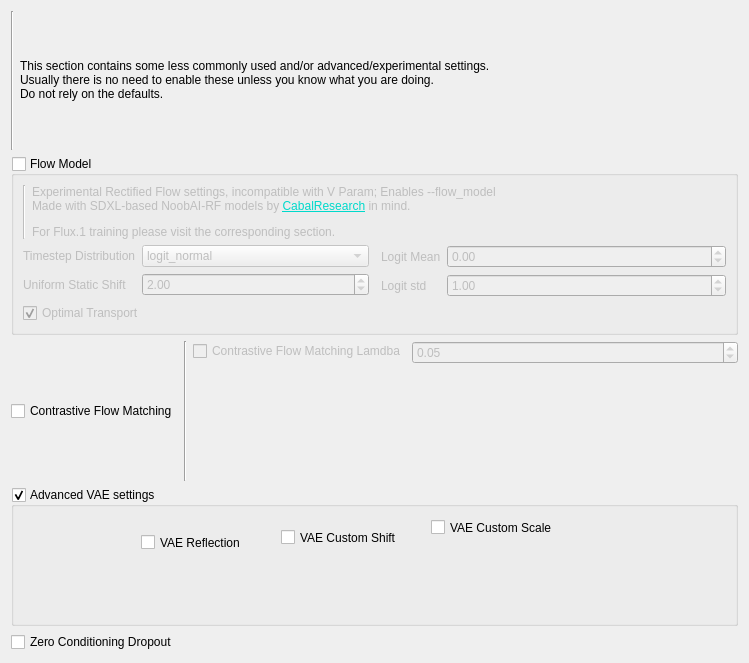
The window that ui_files/ExperimentalArgsUI.ui (67372a/LoRA_Easy_Training_Scripts) describes before a commit, drawn with Qt 5.
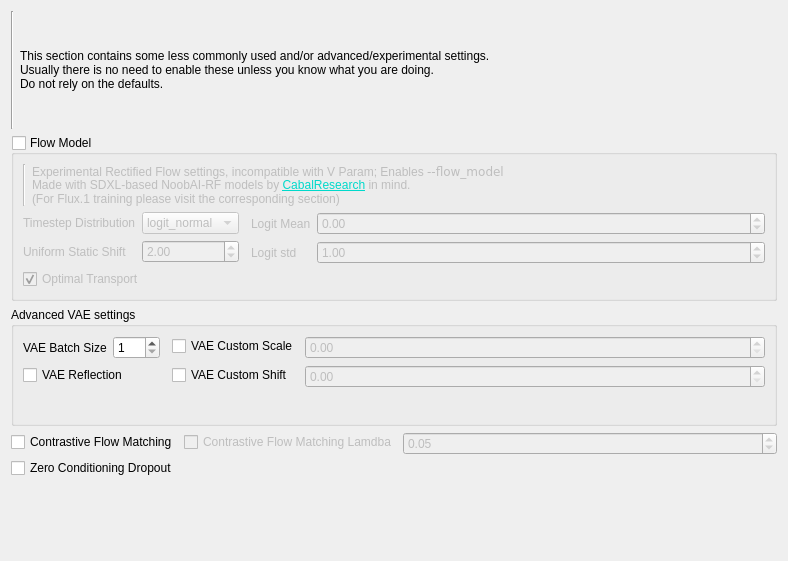
The same window after the commit. Custom widgets are drawn as their Qt base class.

Commit message: refactor(ExperimentalArgsUI): mainly advanced vae settings ui + some tweaks

Patch:
```diff
--- a/ui_files/ExperimentalArgsUI.ui
+++ b/ui_files/ExperimentalArgsUI.ui
@@ -6,8 +6,8 @@
    <rect>
     <x>0</x>
     <y>0</y>
-    <width>749</width>
-    <height>663</height>
+    <width>788</width>
+    <height>561</height>
    </rect>
   </property>
   <property name="windowTitle">
@@ -68,7 +68,7 @@
         <item>
          <widget class="QLabel" name="flow_notice_label">
           <property name="text">
-           <string>&lt;html&gt;&lt;head/&gt;&lt;body&gt;&lt;p&gt;Experimental Rectified Flow settings, incompatible with V Param; Enables &lt;span style=&quot; font-family:'JetBrainsMono Nerd Font';&quot;&gt;--flow_model&lt;/span&gt;&lt;br/&gt;Made with SDXL-based NoobAI-RF models by &lt;a href=&quot;https://huggingface.co/CabalResearch&quot;&gt;&lt;span style=&quot; text-decoration: underline; color:#00d9cb;&quot;&gt;CabalResearch&lt;/span&gt;&lt;/a&gt; in mind.&lt;/p&gt;&lt;p&gt;For Flux.1 training please visit the corresponding section.&lt;/p&gt;&lt;/body&gt;&lt;/html&gt;</string>
+           <string>&lt;html&gt;&lt;head/&gt;&lt;body&gt;&lt;p&gt;Experimental Rectified Flow settings, incompatible with V Param; Enables &lt;code&gt;--flow_model&lt;/code&gt;&lt;br/&gt;Made with SDXL-based NoobAI-RF models by &lt;a href=&quot;https://huggingface.co/CabalResearch&quot;&gt;&lt;span style=&quot; text-decoration: underline; color:#00d9cb;&quot;&gt;CabalResearch&lt;/span&gt;&lt;/a&gt; in mind.&lt;br/&gt;(For Flux.1 training please visit the corresponding section)&lt;/p&gt;&lt;/body&gt;&lt;/html&gt;</string>
           </property>
           <property name="wordWrap">
            <bool>true</bool>
@@ -81,8 +81,58 @@
        </layout>
       </item>
       <item>
-       <layout class="QHBoxLayout" name="horizontalLayout_2">
-        <item>
+       <layout class="QFormLayout" name="formLayout_7">
+        <item row="0" column="1">
+         <layout class="QFormLayout" name="formLayout_2">
+          <property name="leftMargin">
+           <number>3</number>
+          </property>
+          <item row="0" column="0">
+           <widget class="QLabel" name="label">
+            <property name="text">
+             <string>Logit Mean</string>
+            </property>
+           </widget>
+          </item>
+          <item row="0" column="1">
+           <widget class="DoubleSpinBox" name="flow_logit_mean_input">
+            <property name="minimum">
+             <double>-100.000000000000000</double>
+            </property>
+            <property name="maximum">
+             <double>100.000000000000000</double>
+            </property>
+            <property name="singleStep">
+             <double>0.100000000000000</double>
+            </property>
+            <property name="value">
+             <double>0.000000000000000</double>
+            </property>
+           </widget>
+          </item>
+          <item row="1" column="0">
+           <widget class="QLabel" name="label_2">
+            <property name="text">
+             <string>Logit std</string>
+            </property>
+           </widget>
+          </item>
+          <item row="1" column="1">
+           <widget class="DoubleSpinBox" name="flow_logit_std_input">
+            <property name="maximum">
+             <double>100.000000000000000</double>
+            </property>
+            <property name="singleStep">
+             <double>0.100000000000000</double>
+            </property>
+            <property name="value">
+             <double>1.000000000000000</double>
+            </property>
+           </widget>
+          </item>
+         </layout>
+        </item>
+        <item row="0" column="0">
          <layout class="QFormLayout" name="formLayout_3">
           <property name="rightMargin">
            <number>3</number>
@@ -128,53 +178,101 @@
             </property>
            </widget>
           </item>
+          <item row="2" column="0" colspan="2">
+           <widget class="QCheckBox" name="flow_optimal_transport_enable">
+            <property name="toolTip">
+             <string>&lt;html&gt;&lt;head/&gt;&lt;body&gt;&lt;p&gt;Pair latents and noise with cosine optimal transport when using Rectified Flow&lt;/p&gt;&lt;p&gt;&lt;code&gt;--flow_use_ot&lt;/code&gt;&lt;/p&gt;&lt;/body&gt;&lt;/html&gt;</string>
+            </property>
+            <property name="text">
+             <string>Optimal Transport</string>
+            </property>
+            <property name="checked">
+             <bool>true</bool>
+            </property>
+           </widget>
+          </item>
          </layout>
         </item>
-        <item>
-         <layout class="QFormLayout" name="formLayout_2">
-          <property name="leftMargin">
+       </layout>
+      </item>
+     </layout>
+    </widget>
+   </item>
+   <item>
+    <widget class="QGroupBox" name="advanced_vae_settings_box">
+     <property name="title">
+      <string>Advanced VAE settings</string>
+     </property>
+     <property name="checkable">
+      <bool>false</bool>
+     </property>
+     <layout class="QVBoxLayout" name="verticalLayout_3">
+      <item>
+       <layout class="QFormLayout" name="advanced_vae_settings_formLayout">
+        <item row="0" column="0">
+         <layout class="QFormLayout" name="formLayout_5">
+          <property name="rightMargin">
            <number>3</number>
           </property>
           <item row="0" column="0">
-           <widget class="QLabel" name="label">
+           <widget class="QLabel" name="vae_batch_size_label">
             <property name="text">
-             <string>Logit Mean</string>
+             <string>VAE Batch Size</string>
             </property>
            </widget>
           </item>
           <item row="0" column="1">
-           <widget class="DoubleSpinBox" name="flow_logit_mean_selector">
+           <widget class="SpinBox" name="vae_batch_size_input">
             <property name="minimum">
-             <double>-100.000000000000000</double>
+             <number>1</number>
             </property>
             <property name="maximum">
-             <double>100.000000000000000</double>
+             <number>100</number>
             </property>
-            <property name="singleStep">
-             <double>0.100000000000000</double>
+           </widget>
+          </item>
+          <item row="1" column="0" colspan="2">
+           <widget class="QCheckBox" name="vae_reflection_enable">
+            <property name="toolTip">
+             <string>&lt;html&gt;&lt;head/&gt;&lt;body&gt;&lt;p&gt;Only applicable to models and VAEs that were trained together with reflect padding.&lt;/p&gt;&lt;p&gt;Uses reflect padding to mirror image edges in the conv layers of the VAE which helps avoiding edge artifacts.&lt;br/&gt;If you don't know what this is, you can likely ignore it&lt;/p&gt;&lt;/body&gt;&lt;/html&gt;</string>
             </property>
-            <property name="value">
-             <double>0.000000000000000</double>
+            <property name="text">
+             <string>VAE Reflection</string>
+            </property>
+           </widget>
+          </item>
+         </layout>
+        </item>
+        <item row="0" column="1">
+         <layout class="QFormLayout" name="formLayout_6">
+          <property name="leftMargin">
+           <number>3</number>
+          </property>
+          <item row="0" column="0">
+           <widget class="QCheckBox" name="vae_custom_scale_enable">
+            <property name="text">
+             <string>VAE Custom Scale</string>
+            </property>
+           </widget>
+          </item>
+          <item row="0" column="1">
+           <widget class="DoubleSpinBox" name="vae_custom_scale_input">
+            <property name="enabled">
+             <bool>false</bool>
             </property>
            </widget>
           </item>
           <item row="1" column="0">
-           <widget class="QLabel" name="label_2">
+           <widget class="QCheckBox" name="vae_custom_shift_enable">
             <property name="text">
-             <string>Logit std</string>
+             <string>VAE Custom Shift</string>
             </property>
            </widget>
           </item>
           <item row="1" column="1">
-           <widget class="DoubleSpinBox" name="flow_logit_std_selector">
-            <property name="maximum">
-             <double>100.000000000000000</double>
-            </property>
-            <property name="singleStep">
-             <double>0.100000000000000</double>
-            </property>
-            <property name="value">
-             <double>1.000000000000000</double>
+           <widget class="DoubleSpinBox" name="vae_custom_shift_input">
+            <property name="enabled">
+             <bool>false</bool>
             </property>
            </widget>
           </item>
@@ -182,45 +280,36 @@
         </item>
        </layout>
       </item>
-      <item>
-       <widget class="QCheckBox" name="flow_optimal_transport_enable">
-        <property name="toolTip">
-         <string>&lt;html&gt;&lt;head/&gt;&lt;body&gt;&lt;p&gt;Pair latents and noise with cosine optimal transport when using Rectified Flow&lt;/p&gt;&lt;p&gt;&lt;code&gt;--flow_use_ot&lt;/code&gt;&lt;/p&gt;&lt;/body&gt;&lt;/html&gt;</string>
-        </property>
-        <property name="text">
-         <string>Optimal Transport</string>
-        </property>
-        <property name="checked">
-         <bool>true</bool>
-        </property>
-       </widget>
-      </item>
      </layout>
     </widget>
    </item>
    <item>
-    <layout class="QHBoxLayout" name="horizontalLayout_4">
-     <item>
-      <widget class="QCheckBox" name="flow_cfm_enable">
-       <property name="sizePolicy">
-        <sizepolicy hsizetype="Fixed" vsizetype="Fixed">
-         <horstretch>0</horstretch>
-         <verstretch>0</verstretch>
-        </sizepolicy>
-       </property>
-       <property name="text">
-        <string>Contrastive Flow Matching</string>
-       </property>
-      </widget>
+    <layout class="QFormLayout" name="formLayout_4">
+     <item row="0" column="0">
+      <layout class="QFormLayout" name="formLayout_8">
+       <item row="1" column="0" colspan="2">
+        <widget class="QCheckBox" name="zero_cond_dropout_enable">
+         <property name="text">
+          <string>Zero Conditioning Dropout</string>
+         </property>
+        </widget>
+       </item>
+       <item row="0" column="0" colspan="2">
+        <widget class="QCheckBox" name="cfm_enable">
+         <property name="sizePolicy">
+          <sizepolicy hsizetype="Fixed" vsizetype="Fixed">
+           <horstretch>0</horstretch>
+           <verstretch>0</verstretch>
+          </sizepolicy>
+         </property>
+         <property name="text">
+          <string>Contrastive Flow Matching</string>
+         </property>
+        </widget>
+       </item>
+      </layout>
      </item>
-     <item>
-      <widget class="Line" name="line_3">
-       <property name="orientation">
-        <enum>Qt::Orientation::Vertical</enum>
-       </property>
-      </widget>
-     </item>
-     <item>
+     <item row="0" column="1">
       <layout class="QFormLayout" name="formLayout">
        <item row="0" column="0">
         <widget class="QCheckBox" name="checkBox">
@@ -252,74 +341,14 @@
      </item>
     </layout>
    </item>
-   <item>
-    <widget class="QGroupBox" name="groupBox">
-     <property name="title">
-      <string>Advanced VAE settings</string>
-     </property>
-     <property name="checkable">
-      <bool>true</bool>
-     </property>
-     <widget class="QCheckBox" name="vae_reflection_enable">
-      <property name="geometry">
-       <rect>
-        <x>130</x>
-        <y>40</y>
-        <width>261</width>
-        <height>31</height>
-       </rect>
-      </property>
-      <property name="sizePolicy">
-       <sizepolicy hsizetype="Preferred" vsizetype="Fixed">
-        <horstretch>0</horstretch>
-        <verstretch>0</verstretch>
-       </sizepolicy>
-      </property>
-      <property name="toolTip">
-       <string>&lt;html&gt;&lt;head/&gt;&lt;body&gt;&lt;p&gt;Only applicable to models and VAEs that were trained together with reflect padding.&lt;/p&gt;&lt;p&gt;Uses reflect padding to mirror image edges in the conv layers of the VAE which helps avoiding edge artifacts.&lt;br/&gt;If you don't know what this is, you can likely ignore it&lt;/p&gt;&lt;/body&gt;&lt;/html&gt;</string>
-      </property>
-      <property name="text">
-       <string>VAE Reflection</string>
-      </property>
-     </widget>
-     <widget class="QCheckBox" name="checkBox_2">
-      <property name="geometry">
-       <rect>
-        <x>270</x>
-        <y>40</y>
-        <width>121</width>
-        <height>21</height>
-       </rect>
-      </property>
-      <property name="text">
-       <string>VAE Custom Shift</string>
-      </property>
-     </widget>
-     <widget class="QCheckBox" name="checkBox_3">
-      <property name="geometry">
-       <rect>
-        <x>420</x>
-        <y>30</y>
-        <width>141</width>
-        <height>21</height>
-       </rect>
-      </property>
-      <property name="text">
-       <string>VAE Custom Scale</string>
-      </property>
-     </widget>
-    </widget>
-   </item>
-   <item>
-    <widget class="QCheckBox" name="checkBox_4">
-     <property name="text">
-      <string>Zero Conditioning Dropout</string>
-     </property>
-    </widget>
-   </item>
   </layout>
  </widget>
  <customwidgets>
+  <customwidget>
+   <class>SpinBox</class>
+   <extends>QSpinBox</extends>
+   <header>modules.ScrollOnSelect.h</header>
+  </customwidget>
   <customwidget>
    <class>ComboBox</class>
    <extends>QComboBox</extends>
```
Left out of the diff: 11 changed lines with no effect on the pictures. The commit also changes 4 other files.
